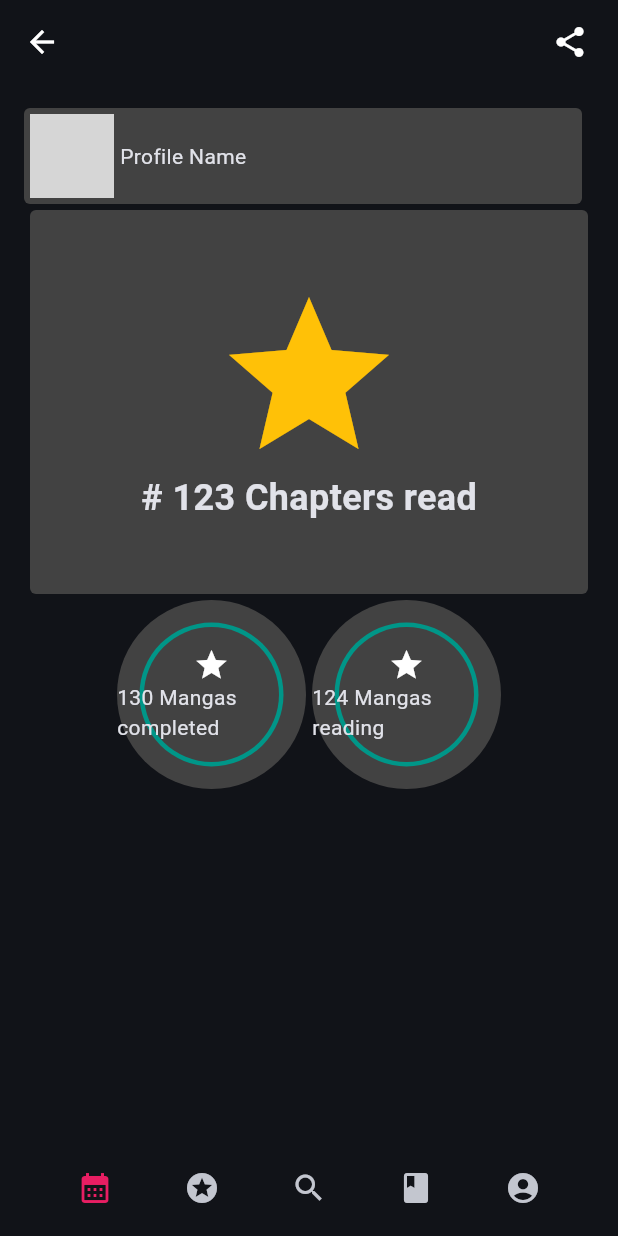
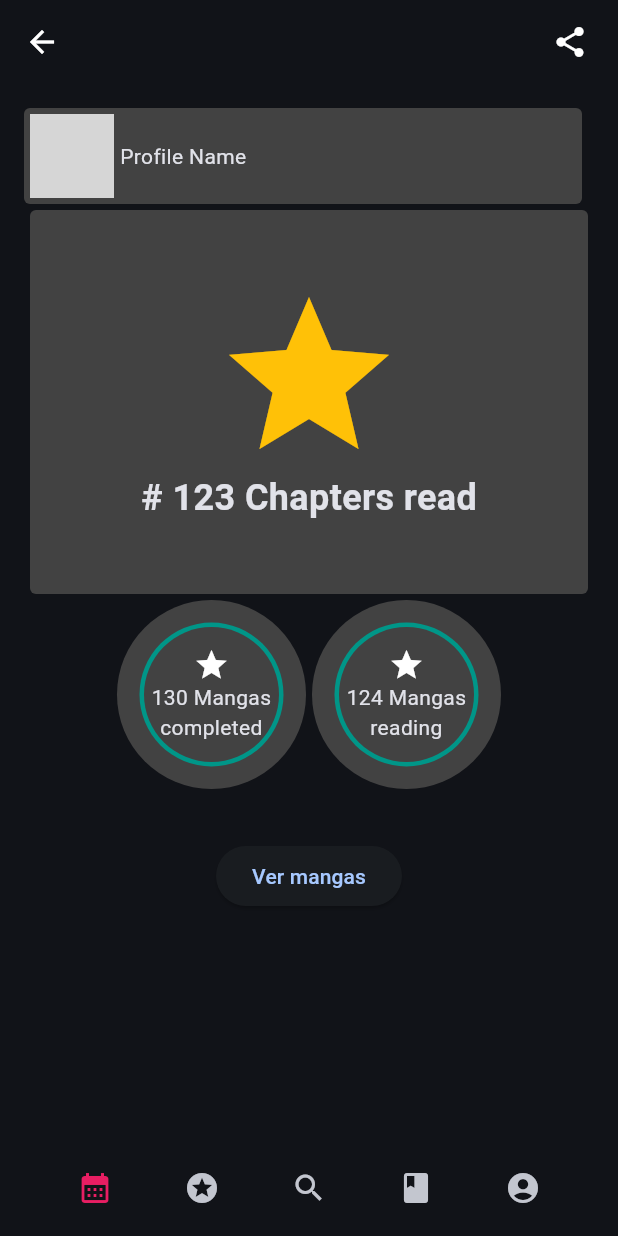
Before and after one commit to Caresle-Archive/manga_minus, a Flutter app: the screen it shows after launch, item 2 of the bottom bar chosen, on a phone screen of 412 x 824 dp. Run offline on Flutter 3.47's test engine with Material 2 defaults, Android fonts, the light colour scheme and no system bars; network calls fail; grey boxes are pictures that could not be loaded.

Commit message:
Complete profile screen

```diff
--- a/lib/screens/screen_profile.dart
+++ b/lib/screens/screen_profile.dart
@@ -1,4 +1,5 @@
 import 'package:flutter/material.dart';
+import 'package:manga_minus/screens/screen_home.dart';
 import 'package:manga_minus/widgets/manga/app_bar_manga.dart';
 import 'package:manga_minus/widgets/navigation/navigation_menu.dart';
 import 'package:manga_minus/widgets/profile/profile_grid.dart';
@@ -30,11 +31,14 @@ class _ScreenContent extends StatelessWidget {
 
   @override
   Widget build(BuildContext context) {
-    return const Column(
+    return Column(
       children: [
-        ProfileTitle(),
-        ProfileOptions(),
-        ProfileGrid()
+        const ProfileTitle(),
+        const ProfileOptions(),
+        const ProfileGrid(),
+        ElevatedButton(onPressed: () {
+          Navigator.of(context).push(MaterialPageRoute(builder: (context) => const ScreenHome(),));
+        }, child: const Text('Ver mangas')),
       ],
     );
   }
--- a/lib/widgets/profile/profile_grid.dart
+++ b/lib/widgets/profile/profile_grid.dart
@@ -8,7 +8,7 @@ class ProfileGrid extends StatelessWidget {
   Widget build(BuildContext context) {
     return SizedBox(
       width: 256,
-      height: 256,
+      height: 160,
       child: GridView.count(
         crossAxisCount: 2,
         mainAxisSpacing: 2,
--- a/lib/widgets/profile/profile_item.dart
+++ b/lib/widgets/profile/profile_item.dart
@@ -32,7 +32,7 @@ class ProfileItem extends StatelessWidget {
           mainAxisAlignment: MainAxisAlignment.center,
           children: [
             const Icon(Icons.star),
-            Text(text)
+            Text(text, textAlign: TextAlign.center,)
           ],
         )
       ],
```
